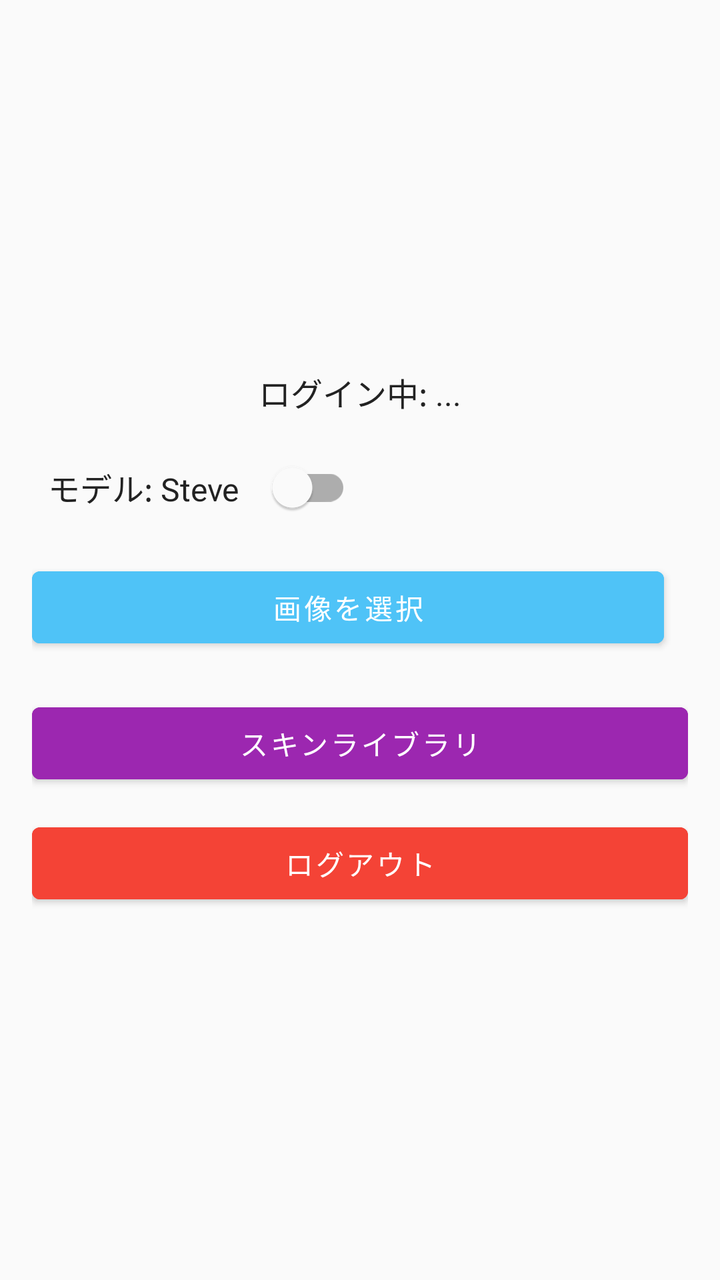
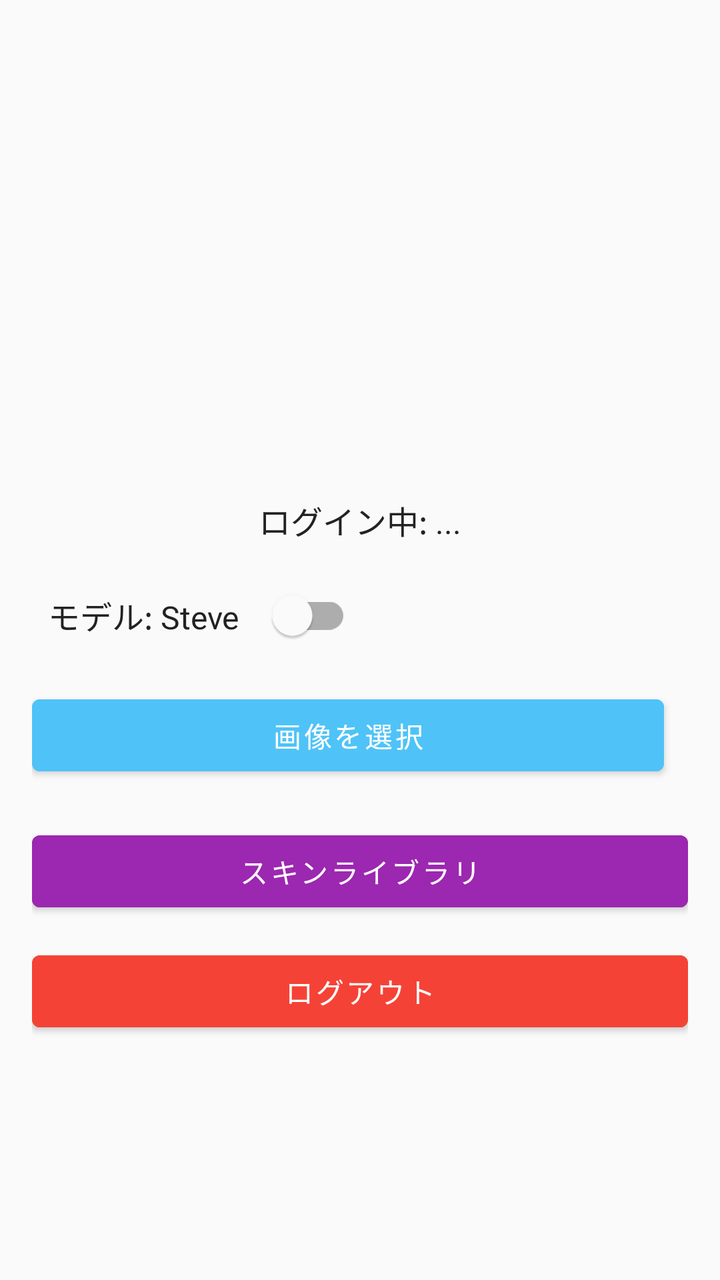

Compare the two renders of this Android layout. The source of the first and the diff that turns it into the second are given below.
<!-- AndroidManifest.xml: application theme Theme.MaterialComponents.Light.NoActionBar -->
<!-- res/layout/activity_main.xml -->
<?xml version="1.0" encoding="utf-8"?>
<LinearLayout xmlns:android="http://schemas.android.com/apk/res/android"
    xmlns:app="http://schemas.android.com/apk/res-auto"
    android:orientation="vertical"
    android:gravity="center"
    android:background="#FAFAFA"
    android:layout_width="match_parent"
    android:layout_height="match_parent"
    android:padding="16dp">

<ImageView
    android:id="@+id/imgSkin"
    android:layout_width="wrap_content"
    android:layout_height="wrap_content"
    android:scaleType="fitCenter"
    android:layout_gravity="center" />


    
    <TextView
        android:id="@+id/txtUsername"
        android:layout_width="wrap_content"
        android:layout_height="wrap_content"
        android:text="ログイン中: ..."
        android:textColor="#222222"
        android:textSize="16sp"
        android:layout_marginBottom="12dp" />

    
    <LinearLayout
        android:orientation="horizontal"
        android:layout_width="match_parent"
        android:layout_height="wrap_content"
        android:gravity="center_vertical"
        android:layout_marginBottom="12dp"
        android:paddingStart="8dp"
        android:paddingEnd="8dp">

        <TextView
            android:id="@+id/lblModel"
            android:layout_width="wrap_content"
            android:layout_height="wrap_content"
            android:text="モデル: Steve"
            android:textSize="16sp"
            android:textColor="#222222"
            android:layout_marginEnd="8dp" />

        
        <com.google.android.material.switchmaterial.SwitchMaterial
            android:id="@+id/switchModel"
            android:layout_width="wrap_content"
            android:layout_height="wrap_content"
            android:checked="false"
            app:showText="false"
            app:trackColor="@color/switch_track"
            app:thumbColor="@color/switch_thumb" />

        <View
            android:layout_width="0dp"
            android:layout_height="0dp"
            android:layout_weight="1" />
    </LinearLayout>

    
    <LinearLayout
        android:orientation="horizontal"
        android:layout_width="match_parent"
        android:layout_height="wrap_content"
        android:gravity="center"
        android:layout_marginBottom="20dp">

        <Button
            android:id="@+id/btnSelect"
            android:layout_width="0dp"
            android:layout_height="wrap_content"
            android:layout_weight="1"
            android:text="画像を選択"
            android:backgroundTint="#4FC3F7"
            android:textAllCaps="false" />

        <View android:layout_width="12dp" android:layout_height="match_parent"/>

        <Button
            android:id="@+id/btnUpload"
            android:layout_width="0dp"
            android:layout_height="wrap_content"
            android:layout_weight="1"
            android:text="アップロード"
            android:visibility="gone"
            android:backgroundTint="#BDBDBD"
            android:textAllCaps="false" />
    </LinearLayout>

    <Button
        android:id="@+id/btnLibrary"
        android:layout_width="match_parent"
        android:layout_height="wrap_content"
        android:text="スキンライブラリ"
        android:layout_marginBottom="12dp"
        android:backgroundTint="#9C27B0"
        android:textAllCaps="false" />

    <Button
        android:id="@+id/btnLogout"
        android:layout_width="match_parent"
        android:layout_height="wrap_content"
        android:text="ログアウト"
        android:backgroundTint="#F44336"
        android:textAllCaps="false" />

    <ProgressBar
       android:id="@+id/progressBar"
       style="@android:style/Widget.DeviceDefault.Light.ProgressBar.Horizontal"
       android:layout_width="match_parent"
       android:layout_height="wrap_content"
       android:layout_margin="12dp"
       android:visibility="gone"/>

</LinearLayout>
<!-- resources referenced by this layout -->
<resources>
  <color name="switch_thumb">#FFFFFF</color>
  <color name="switch_track">#4CD964</color>
</resources>

<!-- the commit's change to res/layout/activity_main.xml (unified diff, before → after) -->
@@ -10,8 +10,8 @@
 
 <ImageView
     android:id="@+id/imgSkin"
-    android:layout_width="wrap_content"
-    android:layout_height="wrap_content"
+    android:layout_width="128dp"
+    android:layout_height="128dp"
     android:scaleType="fitCenter"
     android:layout_gravity="center" />
 
